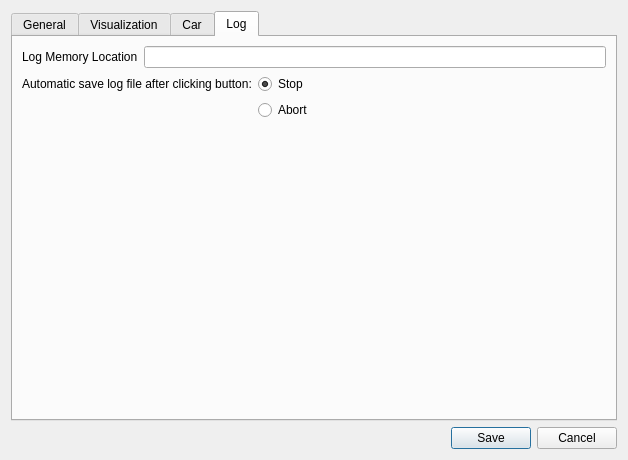
First picture: the form in src/dialog_preferences.ui, repository melegiul/adtf-remote, before the edit.
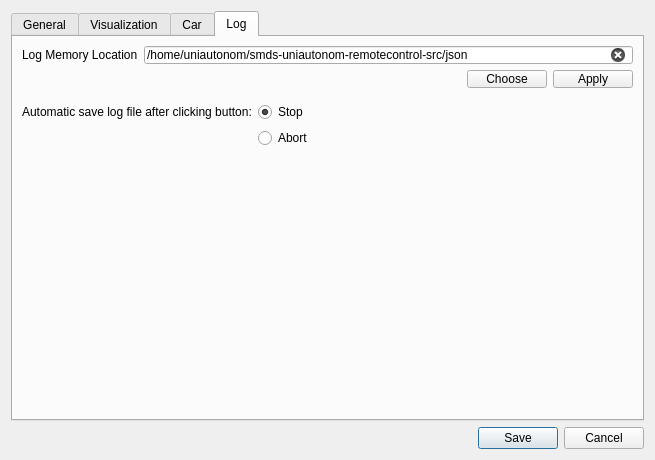
Second picture: the form after the edit. Icons and pictures are not drawn.

The edit to the form file:
```diff
--- a/src/dialog_preferences.ui
+++ b/src/dialog_preferences.ui
@@ -6,7 +6,7 @@
    <rect>
     <x>0</x>
     <y>0</y>
-    <width>628</width>
+    <width>655</width>
     <height>460</height>
    </rect>
   </property>
@@ -460,9 +460,37 @@
        <string>Log</string>
       </attribute>
       <layout class="QFormLayout" name="formLayout_6">
+       <item row="1" column="0">
+        <layout class="QGridLayout" name="gridLayout">
+         <item row="0" column="1">
+          <widget class="QLabel" name="label_2">
+           <property name="text">
+            <string>Automatic save log file after clicking button:</string>
+           </property>
+          </widget>
+         </item>
+         <item row="0" column="2">
+          <widget class="QRadioButton" name="stopButton">
+           <property name="text">
+            <string>Stop</string>
+           </property>
+           <property name="checked">
+            <bool>true</bool>
+           </property>
+          </widget>
+         </item>
+         <item row="1" column="2">
+          <widget class="QRadioButton" name="abortButton">
+           <property name="text">
+            <string>Abort</string>
+           </property>
+          </widget>
+         </item>
+        </layout>
+       </item>
        <item row="0" column="0" colspan="2">
-        <layout class="QHBoxLayout" name="horizontalLayout_2">
-         <item>
+        <layout class="QGridLayout" name="gridLayout_2">
+         <item row="0" column="0">
           <widget class="QLabel" name="logPathLabel">
            <property name="sizePolicy">
             <sizepolicy hsizetype="Preferred" vsizetype="Fixed">
@@ -475,7 +503,7 @@
            </property>
           </widget>
          </item>
-         <item>
+         <item row="0" column="1">
           <widget class="QLineEdit" name="logPathLineEdit">
            <property name="minimumSize">
             <size>
@@ -489,38 +517,65 @@
              <height>0</height>
             </size>
            </property>
-          </widget>
-         </item>
-        </layout>
-       </item>
-       <item row="1" column="0">
-        <layout class="QVBoxLayout" name="verticalLayout_5">
-         <item>
-          <widget class="QLabel" name="label_2">
            <property name="text">
-            <string>Automatic save log file after clicking button:</string>
+            <string>/home/uniautonom/smds-uniautonom-remotecontrol-src/json</string>
+           </property>
+           <property name="clearButtonEnabled">
+            <bool>true</bool>
            </property>
           </widget>
          </item>
+         <item row="1" column="1">
+          <layout class="QHBoxLayout" name="horizontalLayout_2">
+           <item>
+            <spacer name="horizontalSpacer">
+             <property name="orientation">
+              <enum>Qt::Horizontal</enum>
+             </property>
+             <property name="sizeHint" stdset="0">
+              <size>
+               <width>40</width>
+               <height>20</height>
+              </size>
+             </property>
+            </spacer>
+           </item>
+           <item>
+            <widget class="QPushButton" name="choosePathButton">
+             <property name="sizePolicy">
+              <sizepolicy hsizetype="Maximum" vsizetype="Fixed">
+               <horstretch>0</horstretch>
+               <verstretch>0</verstretch>
+              </sizepolicy>
+             </property>
+             <property name="layoutDirection">
+              <enum>Qt::RightToLeft</enum>
+             </property>
+             <property name="text">
+              <string>Choose</string>
+             </property>
+            </widget>
+           </item>
+           <item>
+            <widget class="QPushButton" name="pathApplyButton">
+             <property name="sizePolicy">
+              <sizepolicy hsizetype="Maximum" vsizetype="Fixed">
+               <horstretch>0</horstretch>
+               <verstretch>0</verstretch>
+              </sizepolicy>
+             </property>
+             <property name="layoutDirection">
+              <enum>Qt::RightToLeft</enum>
+             </property>
+             <property name="text">
+              <string>Apply</string>
+             </property>
+            </widget>
+           </item>
+          </layout>
+         </item>
         </layout>
        </item>
-       <item row="1" column="1">
-        <widget class="QRadioButton" name="radioButton_2">
-         <property name="text">
-          <string>Stop</string>
-         </property>
-         <property name="checked">
-          <bool>true</bool>
-         </property>
-        </widget>
-       </item>
-       <item row="2" column="1">
-        <widget class="QRadioButton" name="radioButton">
-         <property name="text">
-          <string>Abort</string>
-         </property>
-        </widget>
-       </item>
       </layout>
      </widget>
     </widget>
```
Left out of the diff: 2 changed lines with no effect on the pictures.
